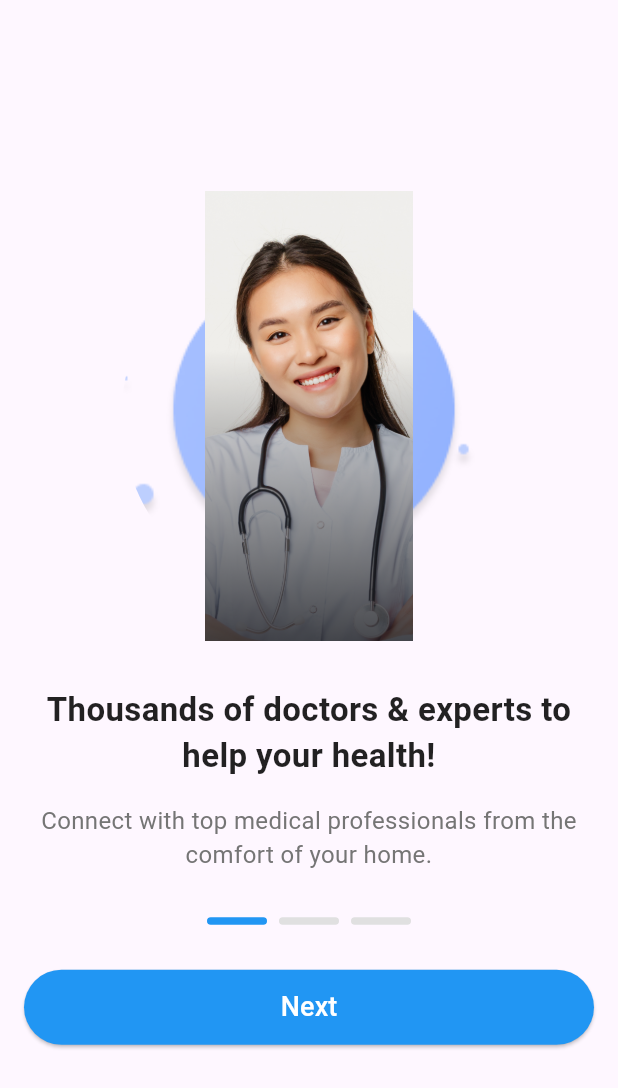
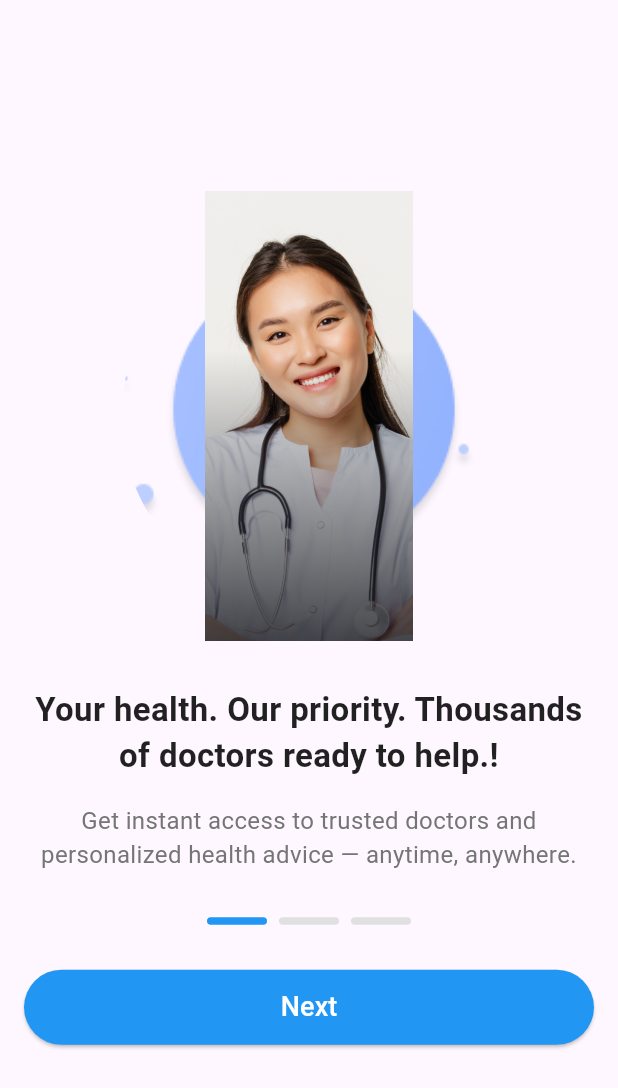
Before and after one commit to careconnect-org/careconnect_mobile, a Flutter app: the screen it shows after launch, on a phone screen of 412 x 824 dp. Shown: the top 1088 px of the screen. Run offline on Flutter 3.47's test engine with Material 3 defaults, Android fonts, the phone set to English and light mode, and no system bars.

Commit message:
Updated the walkthrogh

```diff
--- a/lib/walkthough_screen.dart
+++ b/lib/walkthough_screen.dart
@@ -14,16 +14,16 @@ class _WalkthroughScreensState extends State<WalkthroughScreens> {
   final List<Map<String, dynamic>> _walkthroughPages = [
     {
       'image': 'assets/images/MariaBackblur.png',
-      'title': 'Thousands of doctors & experts to help your health!',
-      'description': 'Connect with top medical professionals from the comfort of your home.',
+      'title': 'Your health. Our priority. Thousands of doctors ready to help.!',
+      'description': 'Get instant access to trusted doctors and personalized health advice — anytime, anywhere.',
     },
     {
-      'image': 'assets/images/walkthrough2.png',
+      'image': 'assets/images/walk2.png',
       'title': 'Quick and Easy Consultations',
       'description': 'Book appointments and get medical advice with just a few taps.',
     },
     {
-      'image': 'assets/images/walkthrough3.png',
+      'image': 'assets/images/walk3.png',
       'title': 'Secure and Confidential',
       'description': 'Your health information is always private and protected.',
     },
--- a/lib/walkthough_screen2.dart
+++ b/lib/walkthough_screen2.dart
@@ -46,7 +46,7 @@ class WalkthroughScreen2 extends StatelessWidget {
 
                   // Main Text
                   const Text(
-                    'Thousands of doctors & experts to help your health!',
+                    'Your health. Our priority. Thousands of doctors ready to help.!',
                     textAlign: TextAlign.center,
                     style: TextStyle(
                       fontSize: 22,
--- a/lib/walkthough_screen3.dart
+++ b/lib/walkthough_screen3.dart
@@ -46,7 +46,7 @@ class WalkthroughScreen3 extends StatelessWidget {
 
                   // Main Text
                   const Text(
-                    'Thousands of doctors & experts to help your health!',
+                    'Your health. Our priority. Thousands of doctors ready to help!',
                     textAlign: TextAlign.center,
                     style: TextStyle(
                       fontSize: 22,
--- a/lib/welcome_screen.dart
+++ b/lib/welcome_screen.dart
@@ -12,7 +12,7 @@ class _WelcomeScreenState extends State<WelcomeScreen> {
   @override
   void initState() {
     super.initState();
-    Future.delayed(const Duration(seconds: 1), () {
+    Future.delayed(const Duration(seconds: 3), () {
       Navigator.of(context).pushReplacement(
         MaterialPageRoute(builder: (_) => const WalkthroughScreens()),
       );
@@ -73,7 +73,7 @@ class _WelcomeScreenState extends State<WelcomeScreen> {
             Padding(
               padding: const EdgeInsets.symmetric(horizontal: 16.0),
               child: Text(
-                'The best online doctor appointment & consultation app of the century for your health and medical needs!',
+                'The best online Doctor Appointment & Consultation App of the century for your health and medical needs!',
                 style: TextStyle(
                   fontSize: 16,
                   color: Colors.grey[700],
```
Also changed, not shown: assets/images/walk2.png (added), assets/images/walk3.png (added), pubspec.lock.
